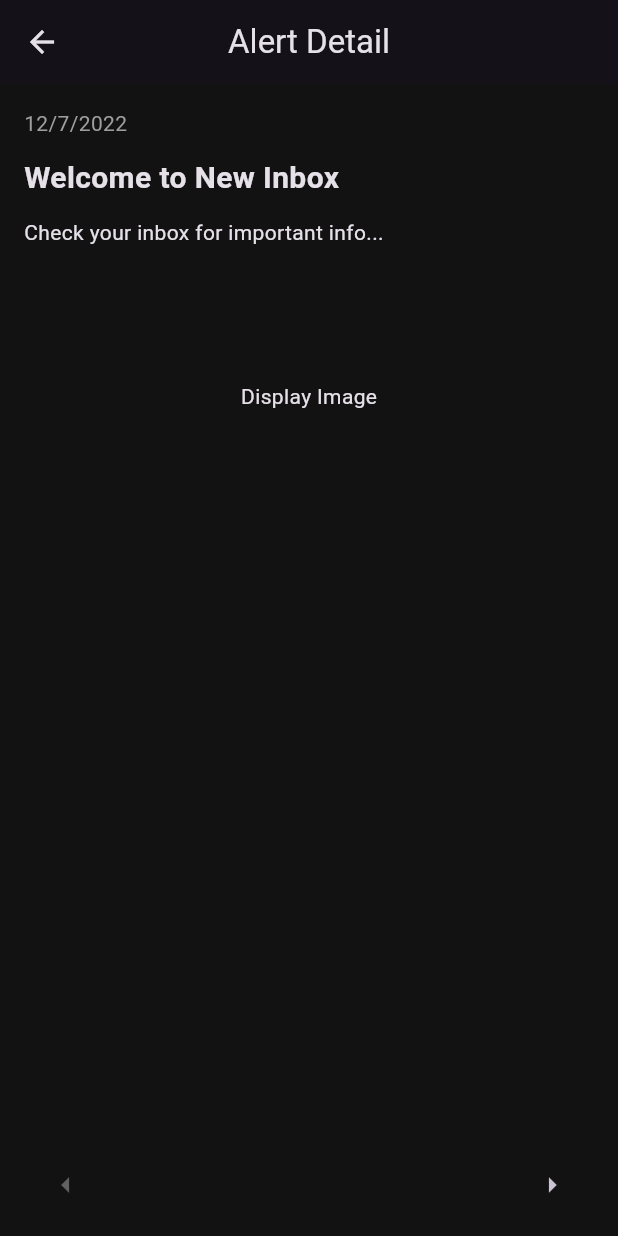
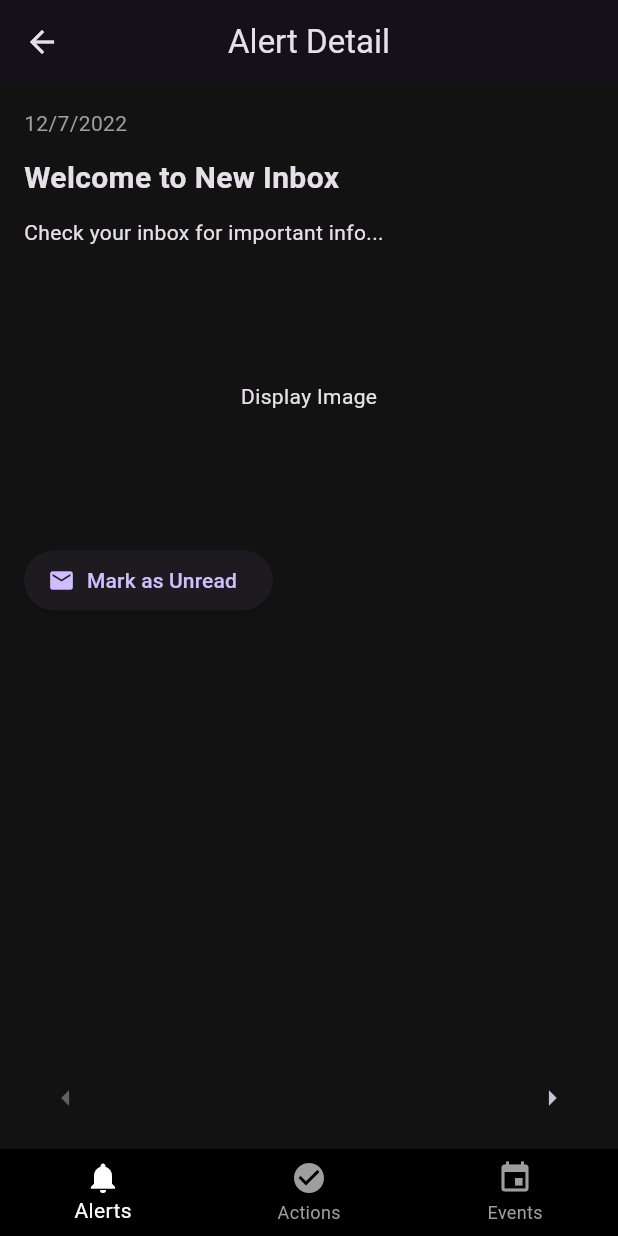
Before and after one commit to mtnnguyen/ngmar, a Flutter app: the screen it shows after launch, after a tap on "Welcome to New Inbox", on a phone screen of 412 x 824 dp. Run offline on Flutter 3.47's test engine with Material 3 defaults, Android fonts, the light colour scheme and no system bars.

Commit message:
New changes

```diff
--- a/lib/pages/alerts_page.dart
+++ b/lib/pages/alerts_page.dart
@@ -16,25 +16,29 @@
       'title': 'Welcome to New Inbox',
       'date': DateTime(2022, 12, 7),
       'preview': 'Check your inbox for important info...',
+      'read': false,
     },
     {
       'title': 'System Update Notice',
       'date': DateTime(2022, 12, 8),
       'preview': 'A new system update is available.',
+      'read': false,
     },
     {
       'title': 'Tesla Annual Report',
       'date': DateTime(2022, 12, 5),
       'preview': 'View the new 2022 Tesla performance data.',
+      'read': false,
     },
   ];
 
   List<Map<String, dynamic>> filteredAlerts = [];
+  int? selectedIndex;
 
   @override
   void initState() {
     super.initState();
-    filteredAlerts = List.from(allAlerts); // make a copy
+    filteredAlerts = List.from(allAlerts);
   }
 
   void _sortAlerts(String order) {
@@ -47,8 +51,63 @@
     });
   }
 
+  void _openDetail(int index) {
+    setState(() {
+      filteredAlerts[index] = {...filteredAlerts[index], 'read': true};
+      selectedIndex = index;
+    });
+  }
+
+  void _goBack() {
+    setState(() {
+      selectedIndex = null;
+    });
+  }
+
+  void _markAsUnread(int index) {
+    setState(() {
+      filteredAlerts[index] = {...filteredAlerts[index], 'read': false};
+      selectedIndex = null;
+    });
+  }
+
+  void _goToNextAlert() {
+    if (selectedIndex != null && selectedIndex! < filteredAlerts.length - 1) {
+      setState(() {
+        selectedIndex = selectedIndex! + 1;
+        filteredAlerts[selectedIndex!] = {
+          ...filteredAlerts[selectedIndex!],
+          'read': true
+        };
+      });
+    }
+  }
+
+  void _goToPreviousAlert() {
+    if (selectedIndex != null && selectedIndex! > 0) {
+      setState(() {
+        selectedIndex = selectedIndex! - 1;
+        filteredAlerts[selectedIndex!] = {
+          ...filteredAlerts[selectedIndex!],
+          'read': true
+        };
+      });
+    }
+  }
+
   @override
   Widget build(BuildContext context) {
+    if (selectedIndex != null) {
+      return MessageDetailPage(
+        alerts: filteredAlerts,
+        currentIndex: selectedIndex!,
+        onBack: _goBack,
+        onMarkAsUnread: () => _markAsUnread(selectedIndex!),
+        onNext: _goToNextAlert,
+        onPrevious: _goToPreviousAlert,
+      );
+    }
+
     return Scaffold(
       backgroundColor: darkBackground,
       appBar: AppBar(
@@ -81,23 +140,31 @@
               itemBuilder: (context, index) {
                 final alert = filteredAlerts[index];
                 return ListTile(
-                  leading: const Icon(Icons.electric_car, size: 32),
+                  leading: Stack(
+                    alignment: Alignment.center,
+                    children: [
+                      const Icon(Icons.electric_car, size: 32),
+                      if (!alert['read'])
+                        Positioned(
+                          top: 4,
+                          right: 0,
+                          child: Container(
+                            width: 10,
+                            height: 10,
+                            decoration: const BoxDecoration(
+                              color: Colors.red,
+                              shape: BoxShape.circle,
+                            ),
+                          ),
+                        ),
+                    ],
+                  ),
                   title: Text(alert['title']),
                   subtitle: Text(alert['preview']),
                   trailing: Text(
                     '${alert['date'].month}/${alert['date'].day}/${alert['date'].year}',
                   ),
-                  onTap: () {
-                    Navigator.push(
-                      context,
-                      MaterialPageRoute(
-                        builder: (context) => MessageDetailPage(
-                          alerts: filteredAlerts,
-                          currentIndex: index,
-                        ),
-                      ),
-                    );
-                  },
+                  onTap: () => _openDetail(index),
                 );
               },
             ),
--- a/lib/pages/detail_pages/message_detail_page.dart
+++ b/lib/pages/detail_pages/message_detail_page.dart
@@ -5,51 +5,31 @@
 class MessageDetailPage extends StatelessWidget {
   final List<Map<String, dynamic>> alerts;
   final int currentIndex;
+  final VoidCallback onBack;
+  final VoidCallback onMarkAsUnread;
+  final VoidCallback onNext;
+  final VoidCallback onPrevious;
 
   const MessageDetailPage({
     super.key,
     required this.alerts,
     required this.currentIndex,
+    required this.onBack,
+    required this.onMarkAsUnread,
+    required this.onNext,
+    required this.onPrevious,
   });
-
-  void _navigateTo(BuildContext context, int newIndex) {
-    Navigator.pushReplacement(
-      context,
-      PageRouteBuilder(
-        pageBuilder: (_, __, ___) => MessageDetailPage(
-          alerts: alerts,
-          currentIndex: newIndex,
-        ),
-        transitionsBuilder: (_, animation, __, child) {
-          return FadeTransition(opacity: animation, child: child);
-        },
-      ),
-    );
-  }
 
   @override
   Widget build(BuildContext context) {
     final alert = alerts[currentIndex];
 
-    return GestureDetector(
-      onHorizontalDragEnd: (details) {
-        if (details.primaryVelocity != null) {
-          if (details.primaryVelocity! > 0 && currentIndex > 0) {
-            // Swipe Right → Previous
-            _navigateTo(context, currentIndex - 1);
-          } else if (details.primaryVelocity! < 0 &&
-              currentIndex < alerts.length - 1) {
-            // Swipe Left → Next
-            _navigateTo(context, currentIndex + 1);
-          }
-        }
-      },
-      child: Scaffold(
+    return Scaffold(
       backgroundColor: darkBackground,
       appBar: AppBar(
         leading: IconButton(
           icon: const Icon(Icons.arrow_back),
-            onPressed: () => Navigator.pop(context),
+          onPressed: onBack,
         ),
         centerTitle: true,
         title: const Text('Alert Detail'),
@@ -66,8 +46,7 @@
             const SizedBox(height: 12),
             Text(
               alert['title'],
-                style:
-                    const TextStyle(fontSize: 20, fontWeight: FontWeight.bold),
+              style: const TextStyle(fontSize: 20, fontWeight: FontWeight.bold),
             ),
             const SizedBox(height: 12),
             Text(alert['preview']),
@@ -77,6 +56,12 @@
               height: 150,
               width: double.infinity,
               child: const Center(child: Text('Display Image')),
+            ),
+            const SizedBox(height: 24),
+            ElevatedButton.icon(
+              onPressed: onMarkAsUnread,
+              icon: const Icon(Icons.markunread),
+              label: const Text('Mark as Unread'),
             ),
           ],
         ),
@@ -88,18 +73,13 @@
           children: [
             IconButton(
               icon: const Icon(Icons.arrow_left),
-                onPressed: currentIndex > 0
-                    ? () => _navigateTo(context, currentIndex - 1)
-                    : null,
+              onPressed: currentIndex > 0 ? onPrevious : null,
             ),
             IconButton(
               icon: const Icon(Icons.arrow_right),
-                onPressed: currentIndex < alerts.length - 1
-                    ? () => _navigateTo(context, currentIndex + 1)
-                    : null,
+              onPressed: currentIndex < alerts.length - 1 ? onNext : null,
             ),
           ],
-          ),
         ),
       ),
     );
```
Also changed, not shown: 1 other file. Lines whose indentation alone changed are shown as unchanged.
